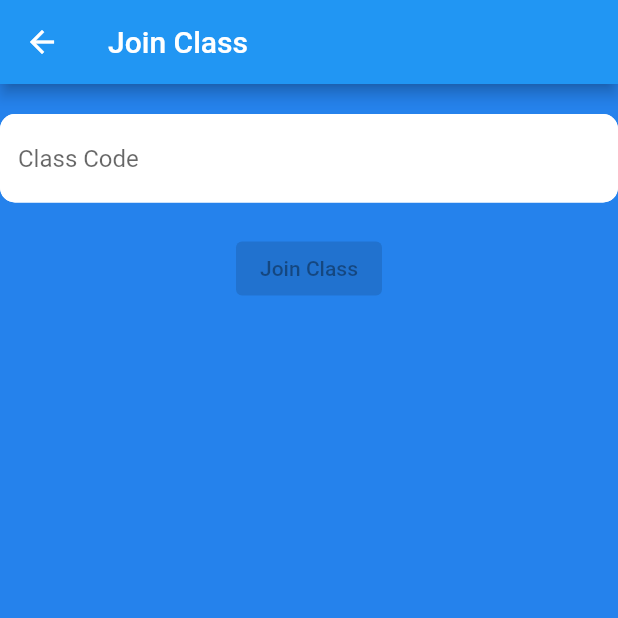
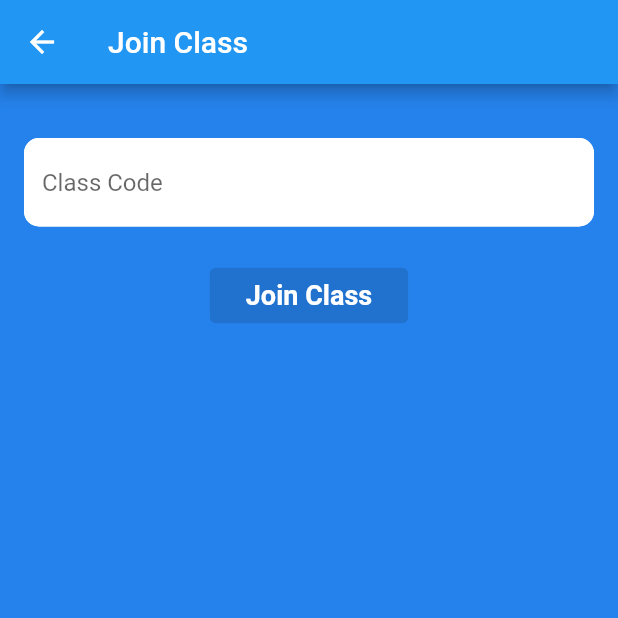
Before and after one commit to kunaldiwakar31/attendence-app, a Flutter app: the JoinClass screen opened directly, on a phone screen of 412 x 824 dp, the top half of it. Run offline on Flutter 3.47's test engine with Material 2 defaults, Android fonts, the light colour scheme and no system bars; our stand-ins replace cloud_firestore, firebase_auth, firebase_core; accounts and stored records are empty.

Commit message:
Modified UI elements

```diff
--- a/lib/joinClass.dart
+++ b/lib/joinClass.dart
@@ -11,13 +11,15 @@ class JoinClass extends StatelessWidget {
         title: const Text("Join Class"),
       ),
       backgroundColor: const Color.fromARGB(255, 37, 130, 236),
-      body: Container(
+      body: Padding(
+        padding: const EdgeInsets.all(16.0),
+        child: Container(
             child: Column(
-        children: const <Widget>[
+          children: [
             SizedBox(
               height: 20.0,
             ),
-          TextField(
+            const TextField(
               decoration: InputDecoration(
                 hintText: 'Class Code',
                 fillColor: Colors.white,
@@ -31,12 +33,26 @@ class JoinClass extends StatelessWidget {
                     borderRadius: BorderRadius.all(Radius.circular(10.0))),
               ),
             ),
-          SizedBox(
-            height: 20.0,
+            const SizedBox(
+              height: 22.0,
             ),
-          ElevatedButton(onPressed: null, child: Text("Join Class")),
+            ElevatedButton(
+              onPressed: null,
+              onHover: (value) {},
+              child: const Padding(
+                padding: EdgeInsets.all(8.0),
+                child: Text(
+                  'Join Class',
+                  style: TextStyle(
+                      fontSize: 18.0,
+                      fontWeight: FontWeight.bold,
+                      color: Colors.white),
+                ),
+              ),
+            ),
           ],
         )),
+      ),
     );
   }
 }
```
Also changed, not shown: lib/StudentHome.dart (+12 -2 lines), 1 other file. Lines whose indentation alone changed are shown as unchanged.
